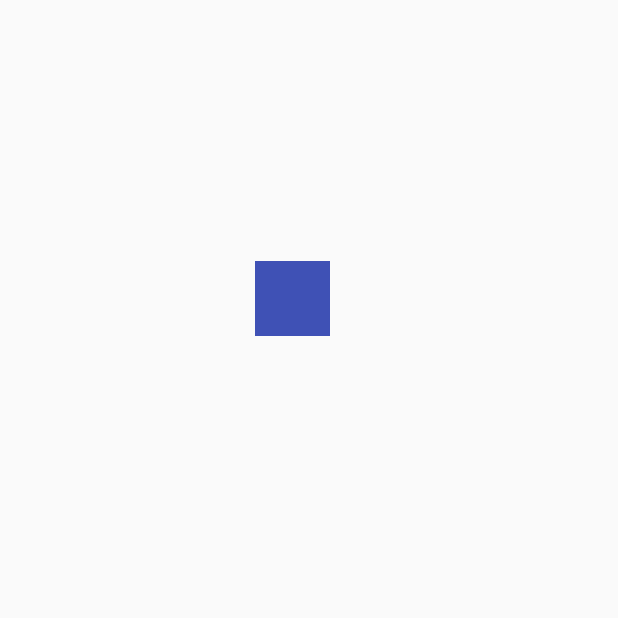
After one commit to AidanFray/Mobile_Devices_And_Applications, an Android app: the PuzzleSolvingActivity screen opened directly, with no data from a screen before it, on a phone screen of 412 x 824 dp, the top half of it. The commit adds this screen. Run offline under Robolectric (Android 15) with nearby library versions, the phone set to English and light mode, and no system bars.

```diff
--- /dev/null
+++ b/ACW/app/src/main/java/mobile/labs/acw/PuzzleSolvingActivity.java
@@ -0,0 +1,13 @@
+package mobile.labs.acw;
+
+import android.app.Activity;
+import android.os.Bundle;
+
+public class PuzzleSolvingActivity extends Activity {
+
+    @Override
+    protected void onCreate(Bundle savedInstanceState) {
+        super.onCreate(savedInstanceState);
+        setContentView(R.layout.activity_puzzle_solving);
+    }
+}
--- a/ACW/app/src/main/res/layout/activity_puzzle_download.xml
+++ b/ACW/app/src/main/res/layout/activity_puzzle_download.xml
@@ -1,5 +1,6 @@
 <?xml version="1.0" encoding="utf-8"?>
-<android.support.constraint.ConstraintLayout xmlns:android="http://schemas.android.com/apk/res/android"
+<android.support.constraint.ConstraintLayout
+    xmlns:android="http://schemas.android.com/apk/res/android"
     xmlns:app="http://schemas.android.com/apk/res-auto"
     xmlns:tools="http://schemas.android.com/tools"
     android:layout_width="match_parent"
--- /dev/null
+++ b/ACW/app/src/main/res/layout/activity_puzzle_solving.xml
@@ -0,0 +1,26 @@
+<?xml version="1.0" encoding="utf-8"?>
+<android.support.constraint.ConstraintLayout xmlns:android="http://schemas.android.com/apk/res/android"
+    xmlns:app="http://schemas.android.com/apk/res-auto"
+    xmlns:tools="http://schemas.android.com/tools"
+    android:layout_width="match_parent"
+    android:layout_height="match_parent"
+    tools:context="mobile.labs.acw.PuzzleSolvingActivity">
+
+    <AbsoluteLayout
+        android:layout_width="368dp"
+        android:layout_height="495dp"
+        tools:layout_editor_absoluteY="8dp"
+        tools:layout_editor_absoluteX="8dp">
+
+        <ImageView
+            android:id="@+id/imageView"
+            android:layout_width="50dp"
+            android:layout_height="50dp"
+            android:layout_x="170dp"
+            android:layout_y="174dp"
+            android:src="@color/colorPrimary" />
+
+    </AbsoluteLayout>
+
+
+</android.support.constraint.ConstraintLayout>
--- a/ACW/app/src/main/res/layout/puzzle_download_progress_view.xml
+++ b/ACW/app/src/main/res/layout/puzzle_download_progress_view.xml
@@ -1,5 +1,6 @@
 <?xml version="1.0" encoding="utf-8"?>
-<LinearLayout xmlns:android="http://schemas.android.com/apk/res/android"
+<LinearLayout
+    xmlns:android="http://schemas.android.com/apk/res/android"
     android:orientation="vertical"
     android:layout_width="match_parent"
     android:layout_height="@dimen/puzzleDownload_height">
--- a/ACW/app/src/main/res/values/strings.xml
+++ b/ACW/app/src/main/res/values/strings.xml
@@ -3,8 +3,10 @@
 
     <string name="blank_TextView">Blank TextView String</string>
 
+    <string name="puzzle_solving_button_text">Solve Puzzle</string>
     <string name="puzzle_download_menu_text">Puzzle Download</string>
     <string name="highscore_menu_text">Highscores</string>
+
 
     <string name="puzzleThumbnail_Description">ImageView that contains the preview of the puzzle to download</string>
     <string name="puzzleDownloadState_Description">ImageView that shows if the puzzle has been downloaded</string>
```
Also changed, not shown: ACW/app/src/main/AndroidManifest.xml (+4 -3 lines), ACW/app/src/main/java/mobile/labs/acw/CustomViews/PuzzleDownloadView.java (+21 -5 lines), ACW/app/src/main/java/mobile/labs/acw/Logging.java (+7 -2 lines), ACW/app/src/main/java/mobile/labs/acw/MainActivity.java (+16 -0 lines), ACW/app/src/main/java/mobile/labs/acw/PuzzleDownloadActivity.java (+6 -2 lines), ACW/app/src/main/java/mobile/labs/acw/Puzzle_Class/EOF.java (added, +16 -0 lines), ACW/app/src/main/java/mobile/labs/acw/Puzzle_Class/Puzzle.java (+5 -2 lines), ACW/app/src/main/java/mobile/labs/acw/Puzzle_Class/Row.java (+19 -5 lines), ACW/app/src/main/res/layout/activity_main.xml (+14 -15 lines).
